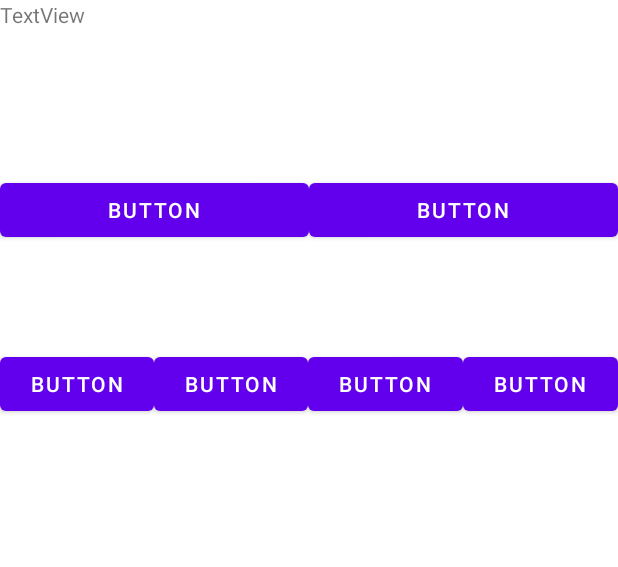
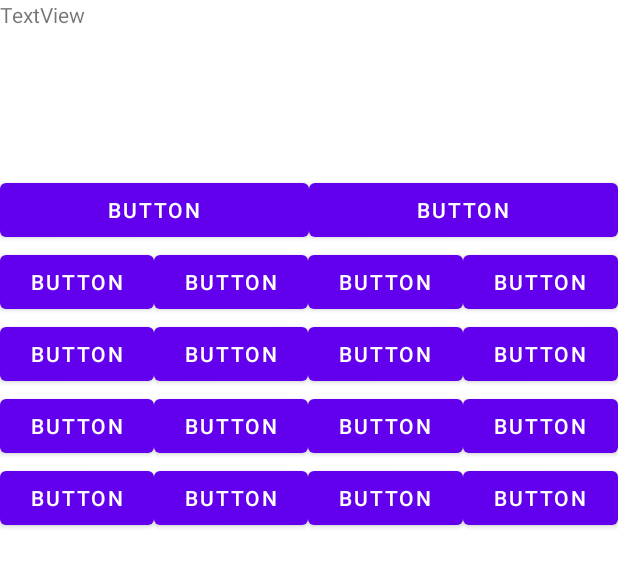
Before and after one commit to mbarancewicz/android-calculator, an Android app: the layout activity_standard.xml on its own in the app's theme, with its tools: preview values and no code run, on a phone screen of 412 x 824 dp. Shown: the top 567 px of the screen. Run offline under Robolectric (Android 15) with nearby library versions, the phone set to English and light mode, and no system bars.

Commit message:
standard calc xml

```diff
--- a/app/src/main/res/layout/activity_standard.xml
+++ b/app/src/main/res/layout/activity_standard.xml
@@ -25,7 +25,7 @@
 
             <LinearLayout
                 android:layout_width="match_parent"
-                android:layout_height="116dp"
+                android:layout_height="wrap_content"
                 android:orientation="horizontal">
 
                 <Button
@@ -45,7 +45,7 @@
 
             <LinearLayout
                 android:layout_width="match_parent"
-                android:layout_height="match_parent"
+                android:layout_height="wrap_content"
                 android:orientation="horizontal">
 
                 <Button
@@ -76,6 +76,108 @@
                     android:layout_weight="1"
                     android:text="Button" />
             </LinearLayout>
+
+            <LinearLayout
+                android:layout_width="match_parent"
+                android:layout_height="wrap_content"
+                android:orientation="horizontal">
+
+                <Button
+                    android:id="@+id/button14"
+                    android:layout_width="wrap_content"
+                    android:layout_height="wrap_content"
+                    android:layout_weight="1"
+                    android:text="Button" />
+
+                <Button
+                    android:id="@+id/button15"
+                    android:layout_width="wrap_content"
+                    android:layout_height="wrap_content"
+                    android:layout_weight="1"
+                    android:text="Button" />
+
+                <Button
+                    android:id="@+id/button16"
+                    android:layout_width="wrap_content"
+                    android:layout_height="wrap_content"
+                    android:layout_weight="1"
+                    android:text="Button" />
+
+                <Button
+                    android:id="@+id/button17"
+                    android:layout_width="wrap_content"
+                    android:layout_height="wrap_content"
+                    android:layout_weight="1"
+                    android:text="Button" />
+            </LinearLayout>
+
+            <LinearLayout
+                android:layout_width="match_parent"
+                android:layout_height="wrap_content"
+                android:orientation="horizontal">
+
+                <Button
+                    android:id="@+id/button18"
+                    android:layout_width="wrap_content"
+                    android:layout_height="wrap_content"
+                    android:layout_weight="1"
+                    android:text="Button" />
+
+                <Button
+                    android:id="@+id/button19"
+                    android:layout_width="wrap_content"
+                    android:layout_height="wrap_content"
+                    android:layout_weight="1"
+                    android:text="Button" />
+
+                <Button
+                    android:id="@+id/button20"
+                    android:layout_width="wrap_content"
+                    android:layout_height="wrap_content"
+                    android:layout_weight="1"
+                    android:text="Button" />
+
+                <Button
+                    android:id="@+id/button21"
+                    android:layout_width="wrap_content"
+                    android:layout_height="wrap_content"
+                    android:layout_weight="1"
+                    android:text="Button" />
+            </LinearLayout>
+
+            <LinearLayout
+                android:layout_width="match_parent"
+                android:layout_height="wrap_content"
+                android:orientation="horizontal">
+
+                <Button
+                    android:id="@+id/button22"
+                    android:layout_width="wrap_content"
+                    android:layout_height="wrap_content"
+                    android:layout_weight="1"
+                    android:text="Button" />
+
+                <Button
+                    android:id="@+id/button23"
+                    android:layout_width="wrap_content"
+                    android:layout_height="wrap_content"
+                    android:layout_weight="1"
+                    android:text="Button" />
+
+                <Button
+                    android:id="@+id/button24"
+                    android:layout_width="wrap_content"
+                    android:layout_height="wrap_content"
+                    android:layout_weight="1"
+                    android:text="Button" />
+
+                <Button
+                    android:id="@+id/button25"
+                    android:layout_width="wrap_content"
+                    android:layout_height="wrap_content"
+                    android:layout_weight="1"
+                    android:text="Button" />
+            </LinearLayout>
         </LinearLayout>
 
     </LinearLayout>
--- a/build.gradle
+++ b/build.gradle
@@ -6,7 +6,7 @@ buildscript {
         jcenter()
     }
     dependencies {
-        classpath "com.android.tools.build:gradle:4.1.2"
+        classpath 'com.android.tools.build:gradle:7.0.2'
         classpath "org.jetbrains.kotlin:kotlin-gradle-plugin:$kotlin_version"
 
         // NOTE: Do not place your application dependencies here; they belong
```
Also changed, not shown: gradle/wrapper/gradle-wrapper.properties.
